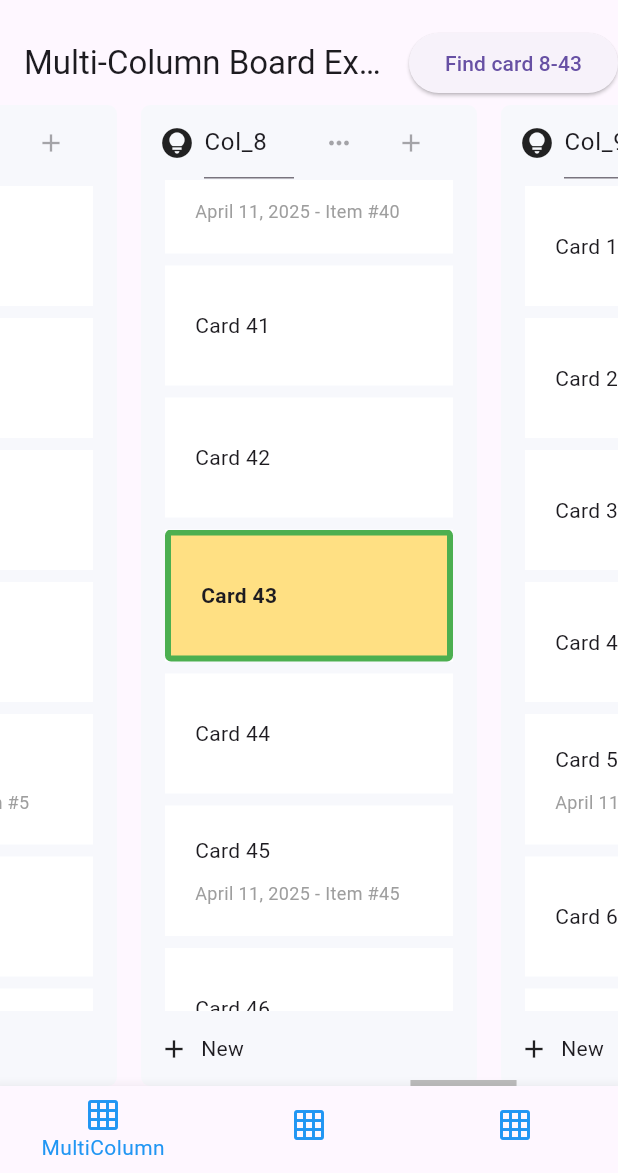
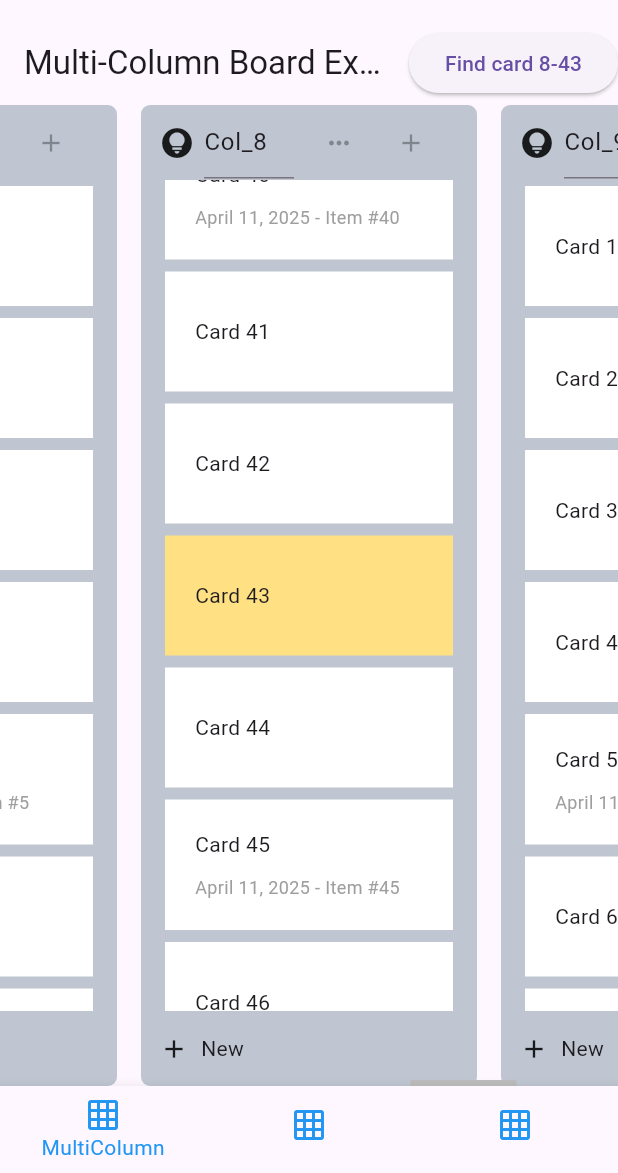
Before and after one commit to awaik/aatex-kanban, a Flutter app: the screen it shows after launch, scrolled down 576 dp, after a tap on "Find card 8-43", on a phone screen of 412 x 824 dp, the part 63-1236 px from its top. Run offline on Flutter 3.47's test engine with Material 3 defaults, Android fonts, the phone set to English and light mode, and no system bars; our stand-ins replace equatable.

Commit message:
Enhance MultiBoardListExample: Update card display logic, improve background color, and streamline card building process. Refactor AATexGroupCard to apply active item styles based on state. Update board scrolling logic for better context handling. Bump version to 0.0.4+1.

```diff
--- a/example/lib/multi_board_list_example.dart
+++ b/example/lib/multi_board_list_example.dart
@@ -73,7 +73,7 @@ class _MultiBoardListExampleState extends State<MultiBoardListExample> {
     }
   }
 
-  void _showCard() {
+  void _showCard() async {
     print('====== SHOW CARD BUTTON PRESSED ======');
     print('Attempting to display card #43 in column 8');
 
@@ -83,7 +83,6 @@ class _MultiBoardListExampleState extends State<MultiBoardListExample> {
           .displayCard(
             groupId: "column_8",
             itemId: "item_8_43",
-            highlightColor: Colors.amber.withOpacity(0.5),
             boardScrollController:
                 boardController, // Pass the scroll controller
           )
@@ -103,7 +102,7 @@ class _MultiBoardListExampleState extends State<MultiBoardListExample> {
   @override
   Widget build(BuildContext context) {
     final config = AATexBoardConfig.config(
-      groupBackgroundColor: HexColor.fromHex('#F7F8FC'),
+      groupBackgroundColor: Colors.blueGrey.withValues(alpha: 0.4),
       stretchGroupHeight: false,
     );
     return Scaffold(
@@ -122,6 +121,7 @@ class _MultiBoardListExampleState extends State<MultiBoardListExample> {
         cardBuilder: (context, group, groupItem) {
           return AATexGroupCard(
             key: ValueKey(groupItem.id),
+            item: groupItem,
             child: _buildCard(groupItem),
           );
         },
@@ -166,64 +166,18 @@ class _MultiBoardListExampleState extends State<MultiBoardListExample> {
   }
 
   Widget _buildCard(AATexGroupItem item) {
-    // Check if the item is active
-    final isActive =
-        item is ActiveableGroupItem && (item as ActiveableGroupItem).isActive;
-    final highlightColor =
-        (item is ActiveableGroupItem)
-            ? (item as ActiveableGroupItem).highlightColor
-            : null;
-    final highlightBorder =
-        (item is ActiveableGroupItem)
-            ? (item as ActiveableGroupItem).highlightBorder
-            : null;
-
-    // Apply decoration with border if active
-    BoxDecoration? decoration;
-
-    if (isActive) {
-      if (highlightBorder != null) {
-        // Используем highlightBorder для создания рамки
-        decoration = BoxDecoration(
-          color: highlightColor,
-          border: Border(
-            top: highlightBorder,
-            left: highlightBorder,
-            right: highlightBorder,
-            bottom: highlightBorder,
-          ),
-          borderRadius: BorderRadius.circular(4),
-        );
-      } else {
-        // Используем стандартную рамку, если highlightBorder не задан
-        decoration = BoxDecoration(
-          color: highlightColor ?? Colors.blue.withOpacity(0.2),
-          border: Border.all(color: Colors.blue, width: 2),
-          borderRadius: BorderRadius.circular(4),
-        );
-      }
-    }
-
     if (item is TextItem) {
-      return Container(
-        decoration: decoration,
-        child: Align(
-          alignment: Alignment.centerLeft,
-          child: Padding(
-            padding: const EdgeInsets.symmetric(horizontal: 20, vertical: 30),
-            child: Text(
-              item.s,
-              style: TextStyle(
-                fontWeight: isActive ? FontWeight.bold : FontWeight.normal,
-              ),
-            ),
-          ),
+      return Align(
+        alignment: Alignment.centerLeft,
+        child: Padding(
+          padding: const EdgeInsets.symmetric(horizontal: 20, vertical: 30),
+          child: Text(item.s, style: TextStyle(fontWeight: FontWeight.normal)),
         ),
       );
     }
 
     if (item is RichTextItem) {
-      return Container(decoration: decoration, child: RichTextCard(item: item));
+      return Container(child: RichTextCard(item: item));
     }
 
     throw UnimplementedError();
@@ -232,7 +186,7 @@ class _MultiBoardListExampleState extends State<MultiBoardListExample> {
 
 class RichTextCard extends StatefulWidget {
   final RichTextItem item;
-  const RichTextCard({required this.item, Key? key}) : super(key: key);
+  const RichTextCard({required this.item, super.key});
 
   @override
   State<RichTextCard> createState() => _RichTextCardState();
@@ -360,12 +314,3 @@ class RichTextItem extends AATexGroupItem implements ActiveableGroupItem {
     );
   }
 }
-
-extension HexColor on Color {
-  static Color fromHex(String hexString) {
-    final buffer = StringBuffer();
-    if (hexString.length == 6 || hexString.length == 7) buffer.write('ff');
-    buffer.write(hexString.replaceFirst('#', ''));
-    return Color(int.parse(buffer.toString(), radix: 16));
-  }
-}
--- a/lib/src/controllers/board_controller.dart
+++ b/lib/src/controllers/board_controller.dart
@@ -314,9 +314,8 @@ class AATexBoardController extends ChangeNotifier
 
       // Check if animation should be applied
       bool shouldAnimate = enableCrossGroupAnimation;
-      if (fromGroupItem.animateOnGroupChange != null) {
-        shouldAnimate = fromGroupItem.animateOnGroupChange!;
-      }
+
+      shouldAnimate = fromGroupItem.animateOnGroupChange;
 
       // Get animation duration (use item-specific if available, otherwise default)
       final animDuration = fromGroupItem.crossGroupAnimationDuration ??
@@ -368,6 +367,8 @@ class AATexBoardController extends ChangeNotifier
   }) async {
     Log.debug('====== START DISPLAY CARD ======');
     Log.debug('Attempting to display card: groupId=$groupId, itemId=$itemId');
+    Log.debug('Highlight color: ${highlightColor?.toString() ?? "null"}');
+    Log.debug('Highlight border: ${highlightBorder?.toString() ?? "null"}');
 
     // Find the group controller
     final groupController = getGroupController(groupId);
@@ -395,13 +396,11 @@ class AATexBoardController extends ChangeNotifier
     for (final controller in _groupControllers.values) {
       for (var i = 0; i < controller.items.length; i++) {
         final item = controller.items[i];
-        if (!item.isPhantom && item is AATexGroupItem) {
+        if (!item.isPhantom) {
           // Make item inactive by setting its property
           if (item is ActiveableGroupItem) {
             final updatedItem = (item as ActiveableGroupItem).copyWith(
               isActive: false,
-              highlightColor: null,
-              highlightBorder: null,
             );
             controller.replace(i, updatedItem as AATexGroupItem);
             inactiveCardsCount++;
@@ -414,25 +413,26 @@ class AATexBoardController extends ChangeNotifier
     // Get the target item and set it as active
     Log.debug('Setting target card as active...');
     final targetItem = groupController.items[itemIndex];
-    if (!targetItem.isPhantom && targetItem is AATexGroupItem) {
+    if (!targetItem.isPhantom) {
       if (targetItem is ActiveableGroupItem) {
         Log.debug('Target card implements ActiveableGroupItem interface');
 
         // Use provided highlight border or default to 4px green border
-        final border = highlightBorder ??
-            const BorderSide(
-              color: Colors.green,
-              width: 4.0,
-            );
+
+        final color = highlightColor ?? Colors.amber.shade200;
 
         final updatedItem = (targetItem as ActiveableGroupItem).copyWith(
           isActive: true,
-          highlightColor: highlightColor,
-          highlightBorder: border,
+          highlightColor: color,
+          highlightBorder: highlightBorder,
         );
+
+        // Verify the result of copyWith
+        Log.debug(
+            'Updated item: isActive=${updatedItem.isActive}, highlightColor=${updatedItem.highlightColor}, highlightBorder=${updatedItem.highlightBorder}');
+
         groupController.replace(itemIndex, updatedItem as AATexGroupItem);
-        Log.debug(
-            'Successfully set card as active with highlightBorder: ${border.toString()}');
+        Log.debug('Successfully replaced the item in the group controller');
       } else {
         Log.warn(
             'Target card does not implement ActiveableGroupItem interface');
--- a/lib/src/controllers/board_scroll_controller.dart
+++ b/lib/src/controllers/board_scroll_controller.dart
@@ -32,17 +32,17 @@ class AATexBoardScrollController {
       return;
     }
 
-    // Ищем ключ для колонки непосредственно среди ключей, а не их содержимого
+    // Look for the column key directly among the keys, not their content
     final columnKeys = _boardState!.groupDragTargetKeys.keys.toList();
     Log.debug(
         '[scrollToGroup] Available column keys: ${columnKeys.join(', ')}');
 
-    // Получаем контекст родительского контейнера этой колонки через элемент в этой колонке
+    // Get the context of the parent container of this column through an element in this column
     BuildContext? targetContext;
     if (columnKeys.contains(groupId)) {
       Log.debug('[scrollToGroup] Found direct key for groupId=$groupId');
 
-      // Получаем первую карточку в нужной колонке для получения её контекста
+      // Get the first card in the needed column to obtain its context
       final cardKeys = _boardState!.groupDragTargetKeys[groupId]?.values;
       if (cardKeys != null && cardKeys.isNotEmpty) {
         for (final cardKey in cardKeys) {
@@ -54,12 +54,12 @@ class AATexBoardScrollController {
       }
     }
 
-    // Если не нашли контекст в целевой колонке, ищем любой контекст для коллбэка
+    // If we didn't find a context in the target column, we're looking for any context for the callback
     if (targetContext == null) {
       Log.warn(
           '[scrollToGroup] No direct context found in target column, searching other columns...');
 
-      // Попробуем найти колонку используя ValueKey
+      // Let's try to find the column using ValueKey
       for (final child in _boardState!.boardContentChildren) {
         if (child.widget.key is ValueKey &&
             (child.widget.key as ValueKey).value == groupId) {
@@ -72,7 +72,7 @@ class AATexBoardScrollController {
         }
       }
 
-      // Если всё еще не нашли контекст, берем любой доступный
+      // If we still haven't found a context, we take any available one
       if (targetContext == null) {
         targetContext = _getAnyAvailableContext();
         if (targetContext == null) {
@@ -83,21 +83,21 @@ class AATexBoardScrollController {
       }
     }
 
-    // Находим виджет колонки через родительский контекст
+    // Find the column widget through the parent context
     Element? columnElement;
     targetContext!.visitAncestorElements((element) {
       if (element.widget.key is ValueKey &&
           (element.widget.key as ValueKey).value == groupId) {
         columnElement = element;
-        return false; // прекращаем поиск
+        return false; // stop the search
       }
-      return true; // продолжаем поиск
+      return true; // continue searching
     });
 
     if (columnElement == null) {
       Log.warn(
           '[scrollToGroup] Could not find column element with key=$groupId, searching by widget type');
-      // Если не нашли по ключу, пробуем найти по типу виджета и данным
+      // If we didn't find by key, try to find by widget type and data
       targetContext.visitAncestorElements((element) {
         if (element.widget is ConstrainedBox &&
             element.toString().contains(groupId)) {
@@ -114,7 +114,7 @@ class AATexBoardScrollController {
       columnElement = targetContext as Element;
     }
 
-    // Получаем ScrollController для горизонтальной прокрутки
+    // Get ScrollController for horizontal scrolling
     final scrollController = _boardState!.horizontalScrollController;
     if (scrollController == null || !scrollController.hasClients) {
       Log.warn('[scrollToGroup] ScrollController is null or has no clients');
@@ -124,11 +124,11 @@ class AATexBoardScrollController {
       return;
     }
 
-    // Прокручиваем к группе
+    // Scroll to the group
     final RenderBox box = columnElement!.renderObject as RenderBox;
     final position = box.localToGlobal(Offset.zero);
 
-    // Размеры и позиции
+    // Dimensions and positions
     final screenWidth = WidgetsBinding.instance.window.physicalSize.width /
         WidgetsBinding.instance.window.devicePixelRatio;
     final groupWidth = box.size.width;
@@ -137,20 +137,20 @@ class AATexBoardScrollController {
     Log.debug(
         '[scrollToGroup] Screen width: $screenWidth, Group width: $groupWidth');
 
-    // Пытаемся центрировать колонку на экране
+    // Try to center the column on the screen
     final targetOffset = position.dx - (screenWidth / 2) + (groupWidth / 2);
     Log.debug(
         '[scrollToGroup] Current scroll position: ${scrollController.position.pixels}');
     Log.debug('[scrollToGroup] Target offset before clamping: $targetOffset');
 
-    // Убеждаемся, что не прокручиваем за пределы диапазона
+    // Make sure we don't scroll beyond the range
     final clampedOffset = targetOffset.clamp(
         scrollController.position.minScrollExtent,
         scrollController.position.maxScrollExtent);
     Log.debug(
         '[scrollToGroup] Final clamped offset for scrolling: $clampedOffset');
 
-    // Если уже находимся на нужной позиции или очень близко, не прокручиваем
+    // If we're already at the right position or very close, don't scroll
     if ((scrollController.position.pixels - clampedOffset).abs() < 5.0) {
       Log.debug(
           '[scrollToGroup] Already at target position, no need to scroll');
@@ -160,10 +160,10 @@ class AATexBoardScrollController {
       return;
     }
 
-    // Выполняем прокрутку
+    // Perform scrolling
     Log.debug('[scrollToGroup] Animating to offset: $clampedOffset');
 
-    // Сохраняем ссылку на текущий контекст, пока он действителен
+    // Save a reference to the current context while it's valid
     final contextToUse = targetContext;
 
     scrollController
@@ -175,10 +175,10 @@ class AATexBoardScrollController {
         .then((_) {
       Log.debug('[scrollToGroup] Scroll animation completed');
       if (completed != null && contextToUse != null) {
-        // Вызываем коллбэк только если контекст не null
+        // Call the callback only if the context is not null
         completed(contextToUse);
       } else if (completed != null) {
-        // Если контекст стал null, найдем новый контекст
+        // If the context became null, let's find a new context
         final newContext = _getAnyAvailableContext();
         if (newContext != null) {
           completed(newContext);
@@ -190,7 +190,7 @@ class AATexBoardScrollController {
     }).catchError((error) {
       Log.error('[scrollToGroup] Error during scroll animation: $error');
       if (completed != null) {
-        // В случае ошибки пытаемся получить актуальный контекст
+        // In case of error, try to get an up-to-date context
         final errorContext = _getAnyAvailableContext();
         if (errorContext != null) {
           completed(errorContext);
@@ -202,11 +202,11 @@ class AATexBoardScrollController {
     });
   }
 
-  /// Вспомогательный метод для получения любого доступного контекста
+  /// Helper method for getting any available context
   BuildContext? _getAnyAvailableContext() {
     if (_boardState == null) return null;
 
-    // Пытаемся найти любой доступный контекст из драг-таргетов
+    // Try to find any available context from drag targets
     for (final groupKeys in _boardState!.groupDragTargetKeys.values) {
       for (final key in groupKeys.values) {
         if (key.currentContext != null) {
--- a/lib/src/widgets/styled_widgets/card.dart
+++ b/lib/src/widgets/styled_widgets/card.dart
@@ -1,4 +1,5 @@
 import 'package:flutter/material.dart';
+import 'package:aatex_board/src/widgets/board_group/group_data.dart';
 
 class AATexGroupCard extends StatelessWidget {
   const AATexGroupCard({
@@ -10,20 +11,51 @@ class AATexGroupCard extends StatelessWidget {
       borderRadius: BorderRadius.zero,
     ),
     this.boxConstraints = const BoxConstraints(minHeight: 40),
+    this.item,
   });
 
   final Widget? child;
   final EdgeInsets margin;
   final BoxDecoration decoration;
   final BoxConstraints boxConstraints;
+  final AATexGroupItem? item;
 
   @override
   Widget build(BuildContext context) {
+    // If an item is provided and it implements the ActiveableGroupItem interface,
+    // check its active state and apply the appropriate decoration
+    BoxDecoration finalDecoration = decoration;
+
+    if (item != null && item is ActiveableGroupItem) {
+      final activeItem = item as ActiveableGroupItem;
+      if (activeItem.isActive) {
+        // Apply the active element style
+        if (activeItem.highlightBorder != null) {
+          finalDecoration = BoxDecoration(
+            color: activeItem.highlightColor,
+            border: Border(
+              top: activeItem.highlightBorder!,
+              left: activeItem.highlightBorder!,
+              right: activeItem.highlightBorder!,
+              bottom: activeItem.highlightBorder!,
+            ),
+            borderRadius: decoration.borderRadius,
+          );
+        } else if (activeItem.highlightColor != null) {
+          // If there's only a highlight color
+          finalDecoration = BoxDecoration(
+            color: activeItem.highlightColor,
+            borderRadius: decoration.borderRadius,
+          );
+        }
+      }
+    }
+
     return Container(
       clipBehavior: Clip.hardEdge,
       margin: margin,
       constraints: boxConstraints,
-      decoration: decoration,
+      decoration: finalDecoration,
       child: child,
     );
   }
--- a/pubspec.yaml
+++ b/pubspec.yaml
@@ -1,6 +1,6 @@
 name: aatex_board
 description: AATex kanban board.
-version: 0.0.3
+version: 0.0.4+1
 homepage: https://github.com/awaik/aatex-kanban
 repository: https://github.com/awaik/aatex-kanban
 
```
Also changed, not shown: lib/src/widgets/board.dart (+8 -8 lines).
